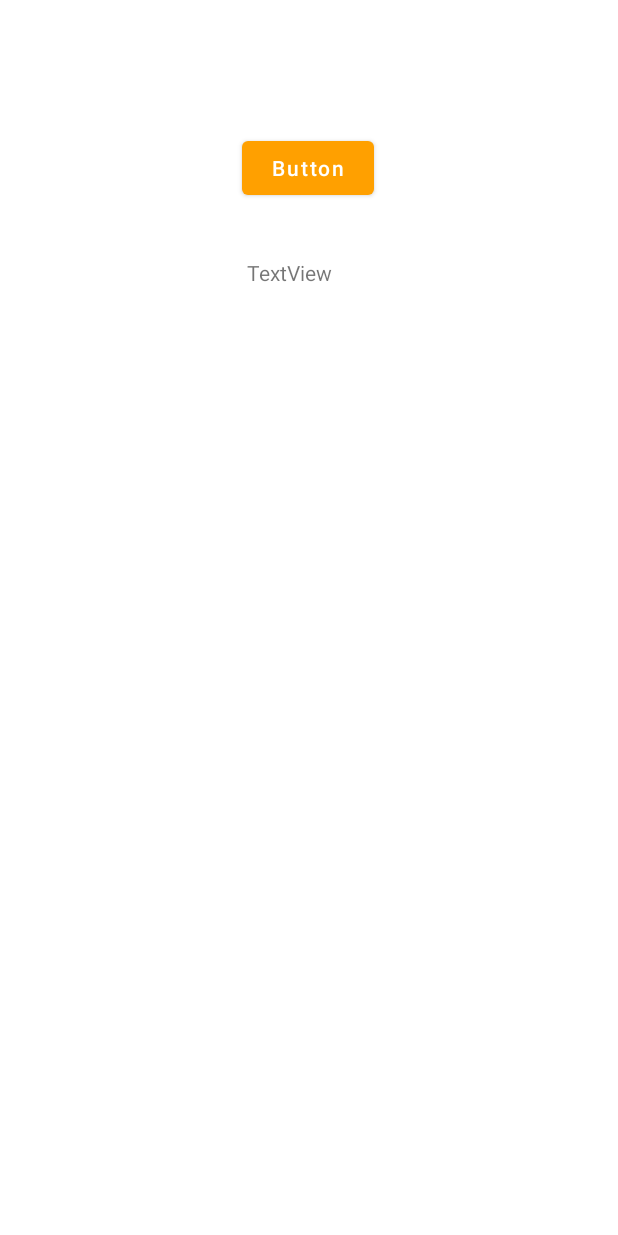
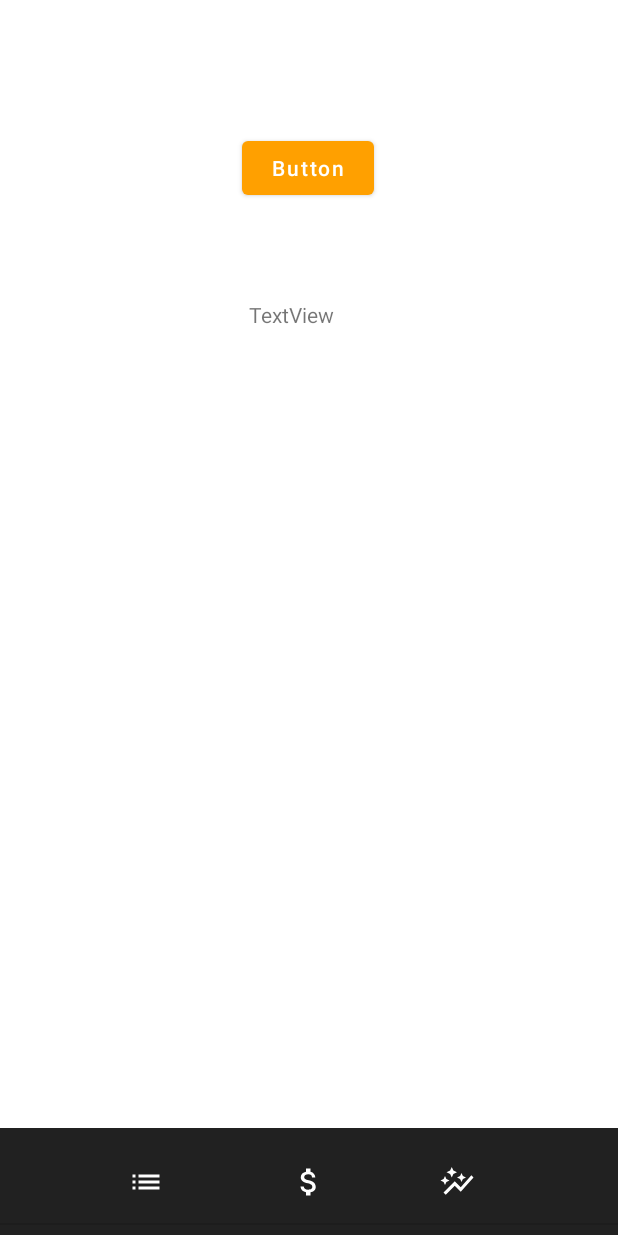
Before and after one commit to acmauth/MobileDevelopment-ExpensesTracker, an Android app: the GraphActivity2 screen opened directly, with no data from a screen before it, on a phone screen of 412 x 824 dp. Run offline under Robolectric (Android 15) with nearby library versions, the phone set to English and light mode, and no system bars; libraries missing offline, so code that uses them is left out: com.chaquo.python; 2 statements that could not run were skipped.

Commit message:
bottom menu added to graph2_activity

```diff
--- a/ExpensesTracker/app/src/main/java/com/example/expensestracker/GraphActivity2.java
+++ b/ExpensesTracker/app/src/main/java/com/example/expensestracker/GraphActivity2.java
@@ -1,5 +1,7 @@
 package com.example.expensestracker;
 
+import android.annotation.SuppressLint;
+import android.content.Intent;
 import android.graphics.Bitmap;
 import android.graphics.BitmapFactory;
 import android.os.Bundle;
@@ -61,4 +63,10 @@ public class GraphActivity2 extends AppCompatActivity {
 
     }
 
+    @SuppressLint("NonConstantResourceId")
+    public void menuChange (View v){
+        Intent intent = ScreenController.get_intent_from_menu(v);
+        startActivity(intent);
+    }
+
 }
--- a/ExpensesTracker/app/src/main/res/layout/activity_graph2.xml
+++ b/ExpensesTracker/app/src/main/res/layout/activity_graph2.xml
@@ -8,20 +8,19 @@
 
     <ImageView
         android:id="@+id/iv"
-        android:layout_width="132dp"
-        android:layout_height="184dp"
+        android:layout_width="385dp"
+        android:layout_height="429dp"
         android:layout_marginStart="24dp"
-        android:layout_marginTop="3dp"
+        android:layout_marginTop="20dp"
         android:layout_marginEnd="24dp"
-        android:layout_marginBottom="272dp"
+        android:contentDescription="TODO"
         app:layout_constraintBottom_toBottomOf="parent"
         app:layout_constraintEnd_toEndOf="parent"
-        app:layout_constraintHorizontal_bias="0.497"
+        app:layout_constraintHorizontal_bias="0.636"
         app:layout_constraintLeft_toLeftOf="parent"
         app:layout_constraintRight_toRightOf="parent"
         app:layout_constraintStart_toStartOf="parent"
-        app:layout_constraintTop_toBottomOf="@+id/textViewInsertData"
-        android:contentDescription="TODO" />
+        app:layout_constraintTop_toBottomOf="@+id/textViewInsertData" />
 
     <Button
         android:id="@+id/insertButton2"
@@ -38,9 +37,20 @@
         android:id="@+id/textViewInsertData"
         android:layout_width="83dp"
         android:layout_height="41dp"
-        android:layout_marginTop="36dp"
+        android:layout_marginTop="64dp"
         android:text="TextView"
         app:layout_constraintEnd_toEndOf="parent"
+        app:layout_constraintHorizontal_bias="0.506"
         app:layout_constraintStart_toStartOf="parent"
         app:layout_constraintTop_toBottomOf="@+id/insertButton2" />
+
+    <include
+        android:id="@+id/include2"
+        layout="@layout/bottom_menu_bar"
+        android:layout_width="match_parent"
+        android:layout_height="wrap_content"
+        app:layout_constraintBottom_toBottomOf="parent"
+        app:layout_constraintEnd_toEndOf="parent"
+        app:layout_constraintStart_toStartOf="parent" />
+
 </androidx.constraintlayout.widget.ConstraintLayout>
```
